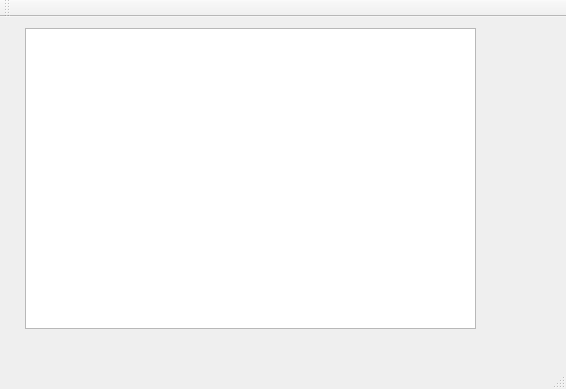
Before: the Qt Designer form mainwindow.ui in 3nids/hfp, drawn with Qt 5.
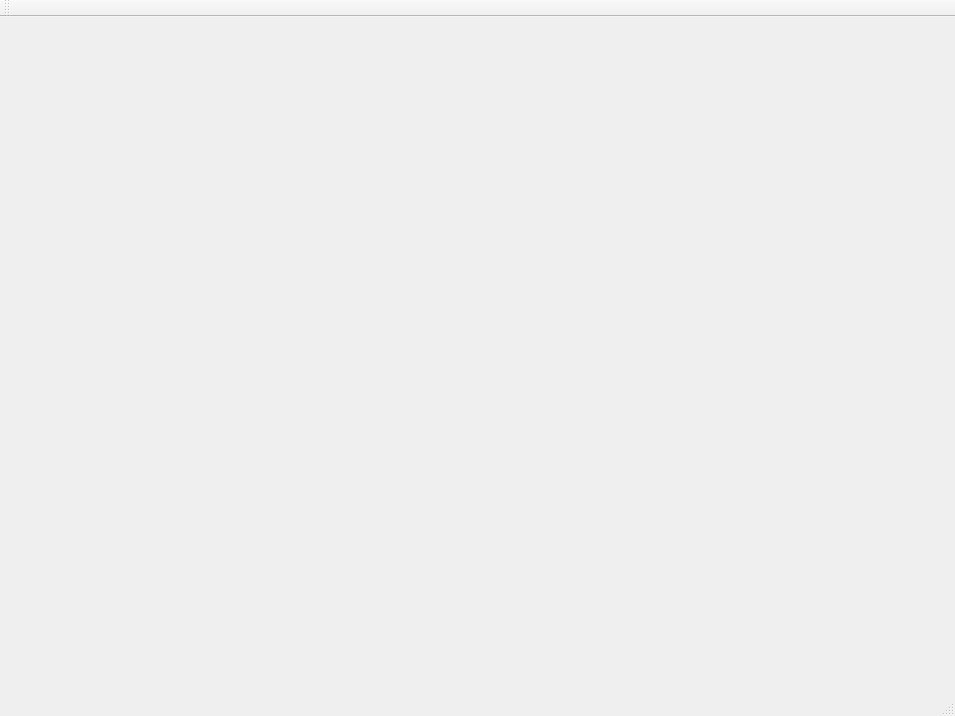
After: the same form once the commit is applied.

Patch:
```diff
--- a/mainwindow.ui
+++ b/mainwindow.ui
@@ -6,25 +6,14 @@
    <rect>
     <x>0</x>
     <y>0</y>
-    <width>566</width>
-    <height>389</height>
+    <width>955</width>
+    <height>716</height>
    </rect>
   </property>
   <property name="windowTitle">
    <string>MainWindow</string>
   </property>
-  <widget class="QWidget" name="centralWidget">
-   <widget class="QGraphicsView" name="graphicsView">
-    <property name="geometry">
-     <rect>
-      <x>25</x>
-      <y>11</y>
-      <width>451</width>
-      <height>301</height>
-     </rect>
-    </property>
-   </widget>
-  </widget>
+  <widget class="QWidget" name="centralWidget"/>
   <widget class="QMenuBar" name="menuBar">
    <property name="geometry">
     <rect>
```
Left out of the diff: 2 changed lines with no effect on the pictures.
